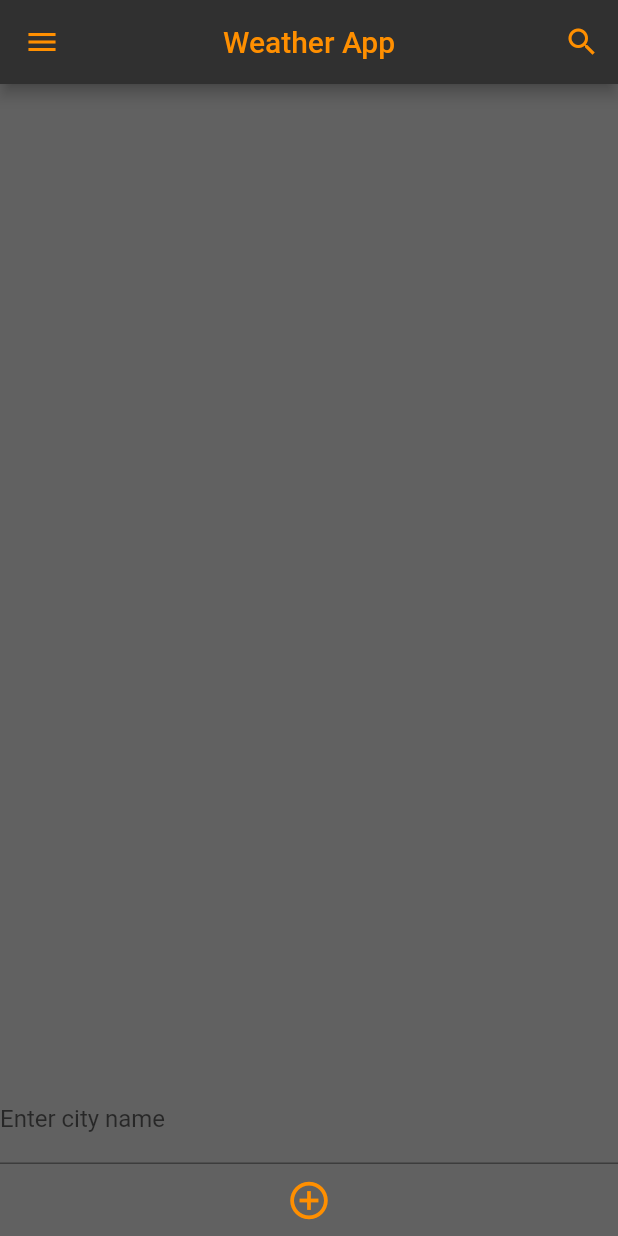
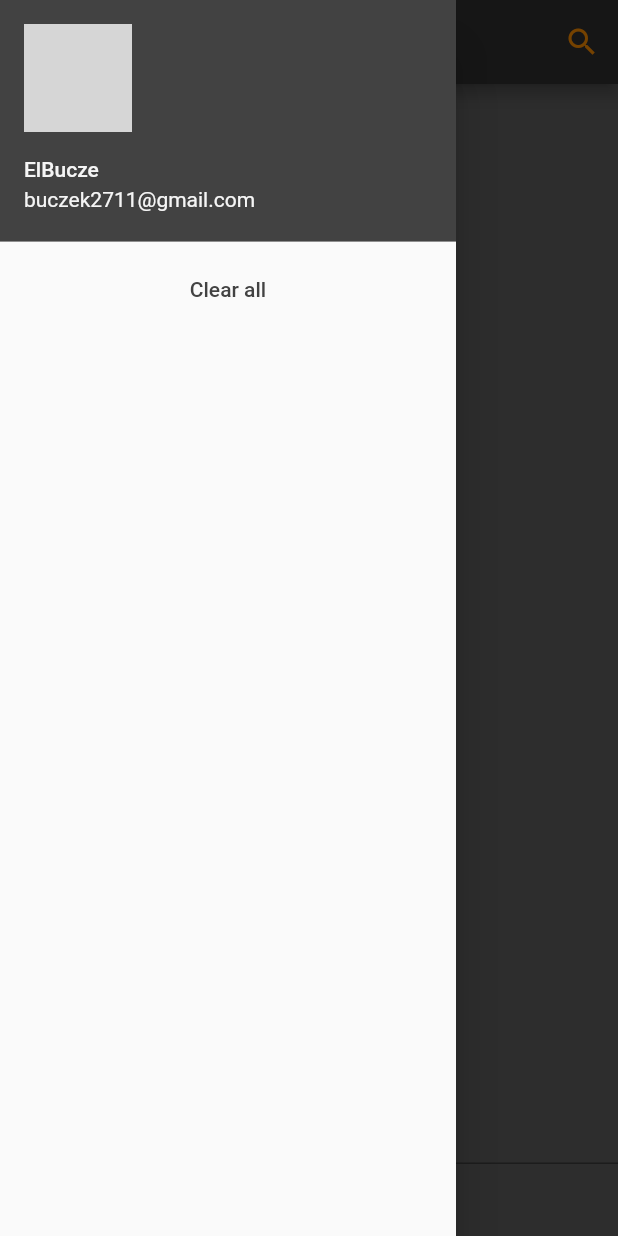
Before and after one commit to ElBucze/FlutterTrainingApps, a Flutter app: the screen it shows after launch, with the side drawer open (before the commit the screen has no drawer), on a phone screen of 412 x 824 dp. Run offline on Flutter 3.47's test engine with Material 2 defaults, Android fonts, the phone set to English and light mode, and no system bars; our stand-ins replace weather_icons; missing offline and left inert: string_extensions; network calls fail; grey boxes are pictures that could not be loaded.

Commit message:
Creaiting NavBar

```diff
--- a/WeatherApp/weather_app/lib/main.dart
+++ b/WeatherApp/weather_app/lib/main.dart
@@ -5,6 +5,7 @@ import './weather.dart';
 import 'package:http/http.dart' as http;
 import 'package:weather_icons/weather_icons.dart';
 import 'package:string_extensions/string_extensions.dart';
+import './nav_bar.dart';
 void main() {
   runApp(const MyApp());
 }
@@ -125,32 +126,22 @@ class _MyHomePageState extends State<MyHomePage> {
     getWeather('Oslo');
   }
 
-
-  void _incrementCounter() {
-    setState(() {
-      // This call to setState tells the Flutter framework that something has
-      // changed in this State, which causes it to rerun the build method below
-      // so that the display can reflect the updated values. If we changed
-      // activeFields without calling setState(), then the build method would not be
-      // called again, and so nothing would appear to happen.
-      activeFields++;
-    });
-  }
-
   @override
   Widget build(BuildContext context) {
 
     return Scaffold(
       backgroundColor: Colors.grey[700],
+      drawer: const NavBar(),
       appBar: AppBar(
         title: Text(widget.title,style: TextStyle(color: Colors.amber[800])),
         centerTitle: true,
         backgroundColor: Colors.grey[850],
-        leading: IconButton(
-          onPressed: () {},
-          icon:const Icon(Icons.menu),
-          color: Colors.amber[800],
-        ),
+        iconTheme: IconThemeData( color: Colors.amber[800]),
+        // leading: IconButton(
+        //   onPressed: () {},
+        //   icon:const Icon(Icons.menu),
+        //   color: Colors.amber[800],
+        // ),
         actions: [IconButton(
           icon:const Icon(Icons.search),
           onPressed: () {},
@@ -174,7 +165,7 @@ class _MyHomePageState extends State<MyHomePage> {
          //)
          ,
          TextField(
-           decoration:InputDecoration(
+           decoration: const InputDecoration(
            labelText: 'Enter city name'),
            style: TextStyle(color: Colors.grey[100]),
            onChanged: (String str){
@@ -182,7 +173,7 @@ class _MyHomePageState extends State<MyHomePage> {
            }
          ),
          IconButton(
-           icon: Icon(Icons.add_circle_outline),
+           icon: const Icon(Icons.add_circle_outline),
            onPressed: (){getWeather(currTxt.toLowerCase().capitalize());},
            color: Colors.amber[800],
            iconSize: 30.0,
--- /dev/null
+++ b/WeatherApp/weather_app/lib/nav_bar.dart
@@ -0,0 +1,38 @@
+
+import 'package:flutter/material.dart';
+class NavBar extends StatelessWidget {
+  const NavBar({ Key? key }) : super(key: key);
+
+  @override
+  Widget build(BuildContext context) {
+    return Drawer(
+      child: ListView(
+        children: [
+         UserAccountsDrawerHeader(
+          accountName: Text('ElBucze', style: TextStyle(color: Colors.grey[100]),),
+          accountEmail: Text('buczek2711@gmail.com',style: TextStyle(color: Colors.grey[100]),),
+          currentAccountPicture: CircleAvatar(
+            child: ClipOval(
+              child: Image.network('https://icon-library.com/images/avatar-icon-images/avatar-icon-images-4.jpg',
+              width: 90,
+              height:90,
+              fit: BoxFit.cover,
+
+              ),
+            ),
+          ),
+          decoration: BoxDecoration(
+            color: Colors.grey[800],
+          ),
+          ),
+
+          TextButton(
+            onPressed: (){},
+            child: Text('Clear all',style: TextStyle(color: Colors.grey[800]),),
+            )
+        ],
+      ),
+
+    );
+  }
+}
--- a/WeatherApp/weather_app/lib/weather_block.dart
+++ b/WeatherApp/weather_app/lib/weather_block.dart
@@ -18,11 +18,11 @@ class WeatherBlock extends StatelessWidget {
     return Container(
       width: double.infinity,
       height: 120.0,
-      margin: EdgeInsets.all(5.0),
+      margin: const EdgeInsets.all(5.0),
       decoration: BoxDecoration(
         color: Colors.grey[850],
         shape: BoxShape.rectangle,
-        borderRadius: BorderRadius.all(Radius.circular(20.0))
+        borderRadius: const BorderRadius.all(Radius.circular(20.0))
       ),
       child:
       Stack(
--- a/WeatherApp/weather_app/pubspec.yaml
+++ b/WeatherApp/weather_app/pubspec.yaml
@@ -37,6 +37,7 @@ dependencies:
   http: ^0.13.4
   weather_icons: ^3.0.0
   string_extensions: ^0.3.3
+  permission_handler: ^8.2.2
 
 dev_dependencies:
   flutter_test:
```
Also changed, not shown: WeatherApp/weather_app/pubspec.lock.
